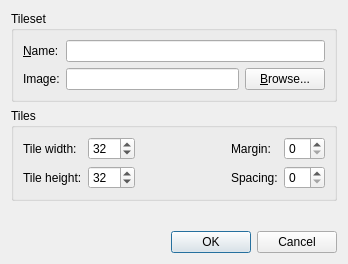
Old version of the form src/newtilesetdialog.ui in the repository mapeditor/tiled.
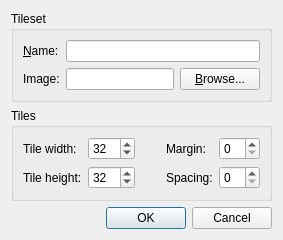
New version of the form.

Commit message:
Show the tileset dialog at its preferred size
Removed hardcoded geometry, which is font size specific.

```diff
--- a/src/newtilesetdialog.ui
+++ b/src/newtilesetdialog.ui
@@ -2,14 +2,6 @@
 <ui version="4.0">
  <class>NewTilesetDialog</class>
  <widget class="QDialog" name="NewTilesetDialog">
-  <property name="geometry">
-   <rect>
-    <x>0</x>
-    <y>0</y>
-    <width>348</width>
-    <height>264</height>
-   </rect>
-  </property>
   <property name="windowTitle">
    <string>New Tileset</string>
   </property>
```
